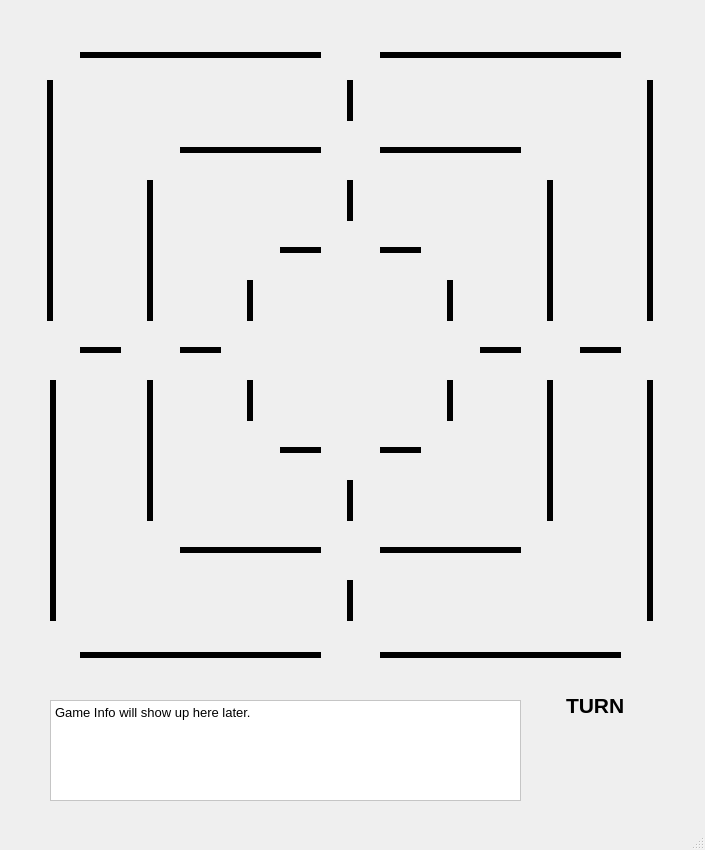
The window that MainWindow.ui (AhmedBoukhousse/9-Men-s-Morris-Mill) describes before a commit, drawn with Qt 5.
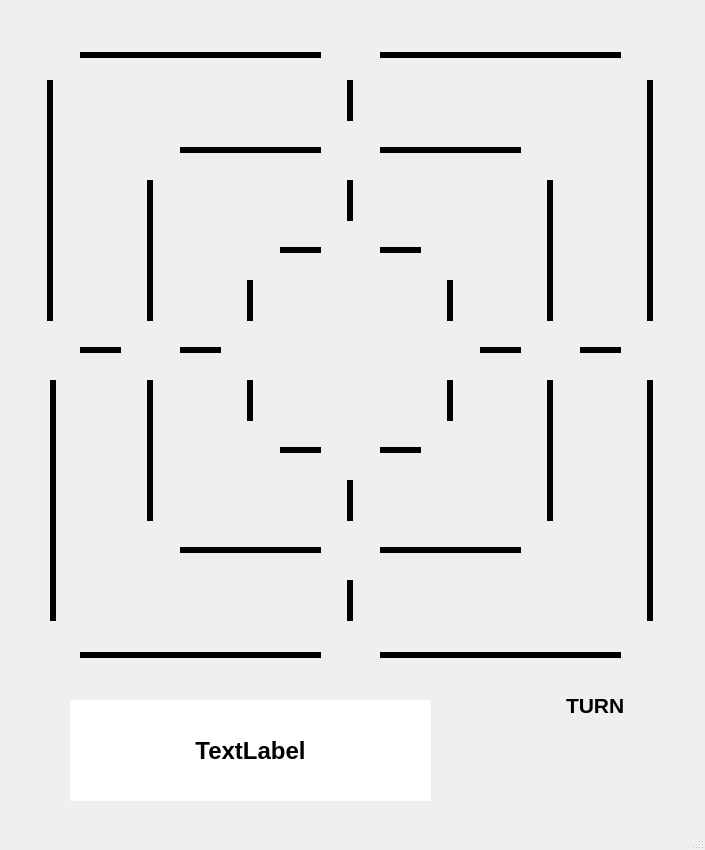
The same window after the commit. Icons and pictures are not drawn.

The edit to the form file:
```diff
--- a/MainWindow.ui
+++ b/MainWindow.ui
@@ -1216,24 +1216,30 @@
      <string>TURN</string>
     </property>
    </widget>
-   <widget class="QTextEdit" name="textEdit">
+   <widget class="QLabel" name="textEdit">
     <property name="geometry">
      <rect>
-      <x>50</x>
+      <x>70</x>
       <y>700</y>
-      <width>471</width>
+      <width>361</width>
       <height>101</height>
      </rect>
     </property>
+    <property name="font">
+     <font>
+      <pointsize>18</pointsize>
+      <weight>75</weight>
+      <bold>true</bold>
+     </font>
+    </property>
     <property name="styleSheet">
      <string notr="true">background-color: rgb(255, 255, 255);</string>
     </property>
-    <property name="html">
-     <string>&lt;!DOCTYPE HTML PUBLIC &quot;-//W3C//DTD HTML 4.0//EN&quot; &quot;http://www.w3.org/TR/REC-html40/strict.dtd&quot;&gt;
-&lt;html&gt;&lt;head&gt;&lt;meta name=&quot;qrichtext&quot; content=&quot;1&quot; /&gt;&lt;style type=&quot;text/css&quot;&gt;
-p, li { white-space: pre-wrap; }
-&lt;/style&gt;&lt;/head&gt;&lt;body style=&quot; font-family:'Cantarell'; font-size:10pt; font-weight:400; font-style:normal;&quot;&gt;
-&lt;p style=&quot; margin-top:0px; margin-bottom:0px; margin-left:0px; margin-right:0px; -qt-block-indent:0; text-indent:0px;&quot;&gt;Game Info will show up here later.&lt;/p&gt;&lt;/body&gt;&lt;/html&gt;</string>
+    <property name="text">
+     <string>TextLabel</string>
+    </property>
+    <property name="alignment">
+     <set>Qt::AlignCenter</set>
     </property>
    </widget>
   </widget>
```
Left out of the diff: 2 changed lines with no effect on the pictures.
